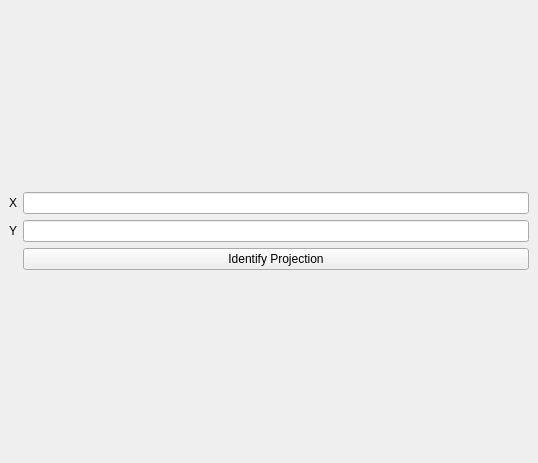
Above: identifproj/IdentifProj_dockwidget_base.ui from leonielrx/ProjetInfo_DoGeo before the change. Below: the same form after it.
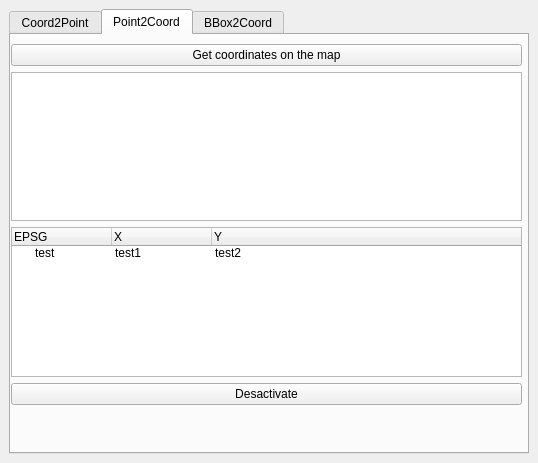
That is the form after the change. The open tabs and pages were chosen to show the change.

Diff of the .ui file:
```diff
--- a/identifproj/IdentifProj_dockwidget_base.ui
+++ b/identifproj/IdentifProj_dockwidget_base.ui
@@ -16,35 +16,168 @@
   <widget class="QWidget" name="dockWidgetContents">
    <layout class="QGridLayout" name="gridLayout">
     <item row="0" column="0">
-     <layout class="QGridLayout" name="gridLayout_2">
-      <item row="2" column="2">
-       <widget class="QLineEdit" name="y"/>
-      </item>
-      <item row="1" column="0">
-       <widget class="QLabel" name="label">
-        <property name="text">
-         <string>X</string>
+     <widget class="QTabWidget" name="tabWidget">
+      <property name="currentIndex">
+       <number>0</number>
+      </property>
+      <widget class="QWidget" name="coord2point">
+       <attribute name="title">
+        <string>Coord2Point</string>
+       </attribute>
+       <widget class="QWidget" name="layoutWidget">
+        <property name="geometry">
+         <rect>
+          <x>0</x>
+          <y>0</y>
+          <width>520</width>
+          <height>306</height>
+         </rect>
         </property>
+        <layout class="QGridLayout" name="gridLayout_2">
+         <item row="2" column="0">
+          <widget class="QLabel" name="label_2">
+           <property name="text">
+            <string>Y</string>
+           </property>
+          </widget>
+         </item>
+         <item row="3" column="2">
+          <widget class="QPushButton" name="btGetCoord">
+           <property name="text">
+            <string>Identify Projection</string>
+           </property>
+          </widget>
+         </item>
+         <item row="1" column="0">
+          <widget class="QLabel" name="label">
+           <property name="text">
+            <string>X</string>
+           </property>
+          </widget>
+         </item>
+         <item row="1" column="2">
+          <widget class="QLineEdit" name="x"/>
+         </item>
+         <item row="2" column="2">
+          <widget class="QLineEdit" name="y"/>
+         </item>
+         <item row="4" column="2">
+          <layout class="QGridLayout" name="gridLayout_3"/>
+         </item>
+         <item row="0" column="1" colspan="2">
+          <widget class="QTextBrowser" name="textBrowser">
+           <property name="html">
+            <string>&lt;!DOCTYPE HTML PUBLIC &quot;-//W3C//DTD HTML 4.0//EN&quot; &quot;http://www.w3.org/TR/REC-html40/strict.dtd&quot;&gt;
+&lt;html&gt;&lt;head&gt;&lt;meta name=&quot;qrichtext&quot; content=&quot;1&quot; /&gt;&lt;style type=&quot;text/css&quot;&gt;
+p, li { white-space: pre-wrap; }
+&lt;/style&gt;&lt;/head&gt;&lt;body style=&quot; font-family:'MS Shell Dlg 2'; font-size:8.25pt; font-weight:400; font-style:normal;&quot;&gt;
+&lt;p style=&quot; margin-top:0px; margin-bottom:0px; margin-left:0px; margin-right:0px; -qt-block-indent:0; text-indent:0px;&quot;&gt;Welcome to IdentifProj plugin. &lt;/p&gt;
+&lt;p style=&quot;-qt-paragraph-type:empty; margin-top:0px; margin-bottom:0px; margin-left:0px; margin-right:0px; -qt-block-indent:0; text-indent:0px;&quot;&gt;&lt;br /&gt;&lt;/p&gt;
+&lt;p style=&quot; margin-top:0px; margin-bottom:0px; margin-left:0px; margin-right:0px; -qt-block-indent:0; text-indent:0px;&quot;&gt;Enter two coordinates (x and y) et push the button &amp;quot;Identify Projection&amp;quot; to find the potential projection of your point.&lt;/p&gt;
+&lt;p style=&quot;-qt-paragraph-type:empty; margin-top:0px; margin-bottom:0px; margin-left:0px; margin-right:0px; -qt-block-indent:0; text-indent:0px;&quot;&gt;&lt;br /&gt;&lt;/p&gt;
+&lt;p style=&quot; margin-top:0px; margin-bottom:0px; margin-left:0px; margin-right:0px; -qt-block-indent:0; text-indent:0px;&quot;&gt;If you want to have access to other functionalities, click on &amp;quot;point &amp;gt; coord&amp;quot; or &amp;quot;bbox &amp;gt; coord&amp;quot;&lt;/p&gt;&lt;/body&gt;&lt;/html&gt;</string>
+           </property>
+          </widget>
+         </item>
+        </layout>
        </widget>
-      </item>
-      <item row="2" column="0">
-       <widget class="QLabel" name="label_2">
-        <property name="text">
-         <string>Y</string>
+      </widget>
+      <widget class="QWidget" name="point2coord_2">
+       <attribute name="title">
+        <string>Point2Coord</string>
+       </attribute>
+       <widget class="QWidget" name="gridLayoutWidget">
+        <property name="geometry">
+         <rect>
+          <x>0</x>
+          <y>9</y>
+          <width>511</width>
+          <height>361</height>
+         </rect>
         </property>
+        <layout class="QGridLayout" name="gridLayout_4">
+         <item row="1" column="0">
+          <widget class="QTextEdit" name="outputPT"/>
+         </item>
+         <item row="3" column="0">
+          <spacer name="verticalSpacer_2">
+           <property name="orientation">
+            <enum>Qt::Vertical</enum>
+           </property>
+           <property name="sizeHint" stdset="0">
+            <size>
+             <width>20</width>
+             <height>40</height>
+            </size>
+           </property>
+          </spacer>
+         </item>
+         <item row="0" column="0">
+          <widget class="QPushButton" name="act_p2c">
+           <property name="text">
+            <string>Get coordinates on the map</string>
+           </property>
+          </widget>
+         </item>
+         <item row="4" column="0">
+          <spacer name="verticalSpacer">
+           <property name="orientation">
+            <enum>Qt::Vertical</enum>
+           </property>
+           <property name="sizeHint" stdset="0">
+            <size>
+             <width>20</width>
+             <height>40</height>
+            </size>
+           </property>
+          </spacer>
+         </item>
+         <item row="5" column="0">
+          <widget class="QPushButton" name="des_p2c">
+           <property name="text">
+            <string>Desactivate</string>
+           </property>
+          </widget>
+         </item>
+         <item row="2" column="0">
+          <widget class="QTreeWidget" name="outputFrame">
+           <column>
+            <property name="text">
+             <string>EPSG</string>
+            </property>
+           </column>
+           <column>
+            <property name="text">
+             <string>X</string>
+            </property>
+           </column>
+           <column>
+            <property name="text">
+             <string>Y</string>
+            </property>
+           </column>
+           <item>
+            <property name="text">
+             <string>test</string>
+            </property>
+            <property name="text">
+             <string>test1</string>
+            </property>
+            <property name="text">
+             <string>test2</string>
+            </property>
+           </item>
+          </widget>
+         </item>
+        </layout>
        </widget>
-      </item>
-      <item row="3" column="2">
-       <widget class="QPushButton" name="btGetCoord">
-        <property name="text">
-         <string>Identify Projection</string>
-        </property>
-       </widget>
-      </item>
-      <item row="1" column="2">
-       <widget class="QLineEdit" name="x"/>
-      </item>
-     </layout>
+      </widget>
+      <widget class="QWidget" name="tab">
+       <attribute name="title">
+        <string>BBox2Coord</string>
+       </attribute>
+      </widget>
+     </widget>
     </item>
    </layout>
   </widget>
```
